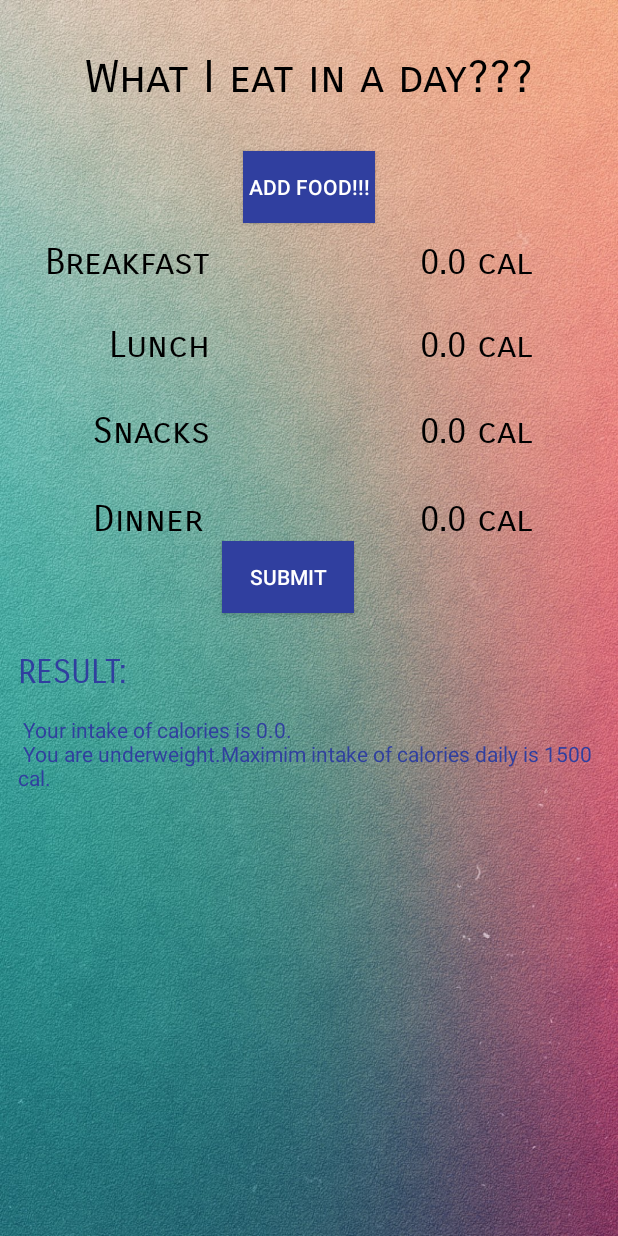
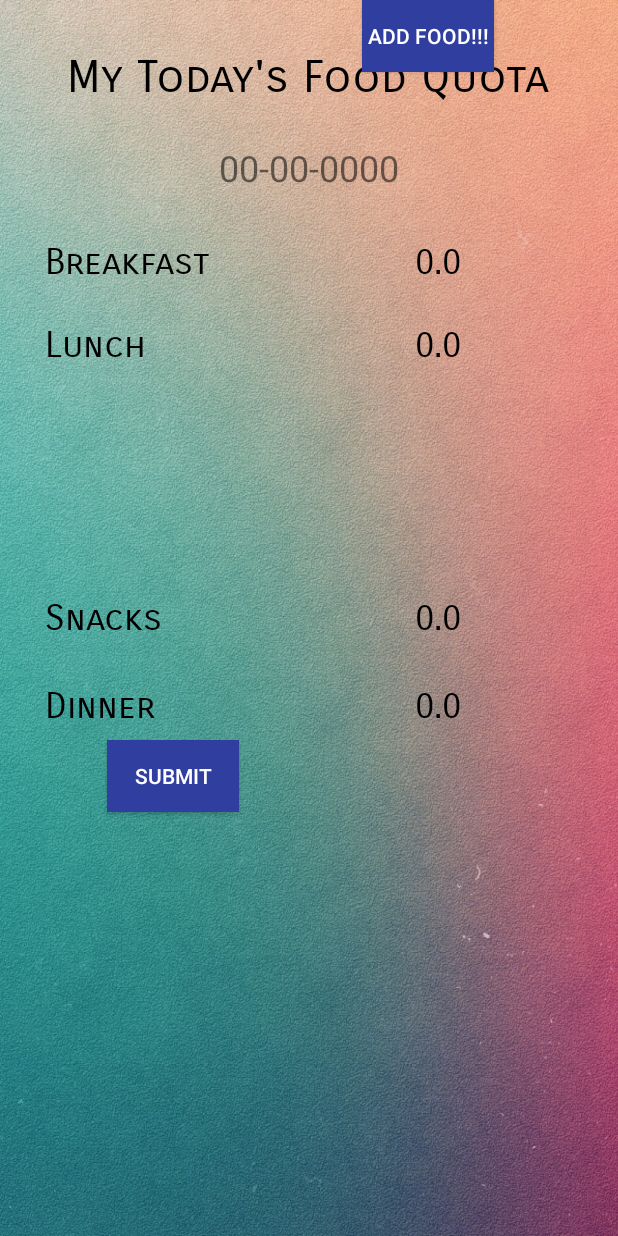
Before and after one commit to Sarvesh9/Hasura-My-Calorie-Counter, an Android app: the TotalIntakeView screen opened directly, with no data from a screen before it, on a phone screen of 412 x 824 dp. Run offline under Robolectric (Android 15) with nearby library versions, the phone set to English and light mode, and no system bars.

```diff
--- a/app/src/main/java/com/example/sarvesh/mycaloriecounter/Login.java
+++ b/app/src/main/java/com/example/sarvesh/mycaloriecounter/Login.java
@@ -40,7 +40,7 @@ public class Login extends AppCompatActivity {
         //init
         try {
             Hasura.setProjectConfig(new ProjectConfig.Builder()
-                    .setCustomBaseDomain("newsman88.hasura-app.io")
+                    .setCustomBaseDomain("becalmed98.hasura-app.io")
                     //.enableOverHttp()
                     .build())
                     .initialise(this);
--- a/app/src/main/java/com/example/sarvesh/mycaloriecounter/PersonalInfo.java
+++ b/app/src/main/java/com/example/sarvesh/mycaloriecounter/PersonalInfo.java
@@ -54,7 +54,7 @@ public class PersonalInfo extends AppCompatActivity implements OnItemSelectedLis
 
         try {
             Hasura.setProjectConfig(new ProjectConfig.Builder()
-                    .setCustomBaseDomain("newsman88.hasura-app.io")
+                    .setCustomBaseDomain("becalmed98.hasura-app.io")
 //                    .enableOverHttp()
                     .build())
                     .initialise(this);
--- a/app/src/main/java/com/example/sarvesh/mycaloriecounter/SignUp.java
+++ b/app/src/main/java/com/example/sarvesh/mycaloriecounter/SignUp.java
@@ -67,7 +67,7 @@ public class SignUp extends AppCompatActivity implements OnItemSelectedListener
 
         try {
             Hasura.setProjectConfig(new ProjectConfig.Builder()
-                    .setCustomBaseDomain("newsman88.hasura-app.io")
+                    .setCustomBaseDomain("becalmed98.hasura-app.io")
 //                    .enableOverHttp()
                     .build())
                     .initialise(this);
--- a/app/src/main/java/com/example/sarvesh/mycaloriecounter/TotalIntakeView.java
+++ b/app/src/main/java/com/example/sarvesh/mycaloriecounter/TotalIntakeView.java
@@ -1,13 +1,41 @@
 package com.example.sarvesh.mycaloriecounter;
 
+import android.content.Intent;
+import android.os.Bundle;
 import android.support.v7.app.AppCompatActivity;
-import android.os.Bundle;
+import android.view.View;
+import android.widget.Button;
+import android.widget.LinearLayout;
+import android.widget.TextView;
 
 public class TotalIntakeView extends AppCompatActivity {
+
+    public TextView brkfast;
+    public TextView lunch;
+    public TextView snacks;
+    public TextView dinner;
+    private Button btnaddFood;
+    private Button btnSubmit;
+    private LinearLayout linearLayout;
 
     @Override
     protected void onCreate(Bundle savedInstanceState) {
         super.onCreate(savedInstanceState);
         setContentView(R.layout.activity_total_intake_view);
+        btnSubmit = (Button) findViewById(R.id.btnSubmit);
+        btnaddFood = (Button) findViewById(R.id.btnAddFood);
+        linearLayout = (LinearLayout) findViewById(R.id.linearLayout);
+        linearLayout.setVisibility(LinearLayout.GONE);
+
+        btnaddFood.setOnClickListener(new View.OnClickListener() {
+            @Override
+            public void onClick(View view) {
+                Intent myIntent = new Intent(TotalIntakeView.this, AddIntake.class);
+                startActivity(myIntent);
+            }
+        });
+
+
+
     }
 }
--- a/app/src/main/res/layout/activity_total_intake_view.xml
+++ b/app/src/main/res/layout/activity_total_intake_view.xml
@@ -11,12 +11,14 @@
         android:id="@+id/btnAddFood"
         android:layout_width="wrap_content"
         android:layout_height="wrap_content"
-        android:layout_above="@+id/textViewLunchAmount"
-        android:layout_centerHorizontal="true"
-        android:layout_marginBottom="11dp"
         android:background="@color/colorPrimaryDark"
         android:text="Add Food!!!"
-        android:textColor="@android:color/white" />
+        android:textColor="@android:color/white"
+        android:layout_above="@+id/linearLayout"
+        android:layout_alignRight="@+id/dinnerCal"
+        android:layout_alignEnd="@+id/dinnerCal"
+        android:layout_marginRight="37dp"
+        android:layout_marginEnd="37dp" />
 
     <TextView
         android:id="@+id/textView12"
@@ -26,7 +28,7 @@
         android:layout_centerHorizontal="true"
         android:layout_marginTop="33dp"
         android:fontFamily="sans-serif-smallcaps"
-        android:text="What I eat in a day???"
+        android:text="My Today's Food Quota"
         android:textAppearance="@style/TextAppearance.AppCompat.Display1"
         android:textColor="@android:color/black"
         android:textSize="30sp" />
@@ -48,20 +50,6 @@
         android:textSize="24sp" />
 
     <TextView
-        android:id="@+id/textViewBreakfastAmount"
-        android:layout_width="wrap_content"
-        android:layout_height="wrap_content"
-        android:layout_alignBaseline="@+id/textViewDinner"
-        android:layout_alignBottom="@+id/textViewDinner"
-        android:layout_alignLeft="@+id/textViewSnacksAmount"
-        android:layout_alignStart="@+id/textViewSnacksAmount"
-        android:fontFamily="sans-serif-smallcaps"
-        android:text="0.0 cal"
-        android:textAppearance="@style/TextAppearance.AppCompat.Display1"
-        android:textColor="@android:color/black"
-        android:textSize="24sp" />
-
-    <TextView
         android:id="@+id/textViewLunch"
         android:layout_width="wrap_content"
         android:layout_height="wrap_content"
@@ -73,7 +61,9 @@
         android:text="Lunch"
         android:textAppearance="@style/TextAppearance.AppCompat.Display1"
         android:textColor="@android:color/black"
-        android:textSize="24sp" />
+        android:textSize="24sp"
+        android:layout_alignLeft="@+id/textViewBreakfast"
+        android:layout_alignStart="@+id/textViewBreakfast" />
 
     <TextView
         android:id="@+id/textViewDinner"
@@ -93,53 +83,67 @@
         android:id="@+id/textViewSnacks"
         android:layout_width="wrap_content"
         android:layout_height="wrap_content"
-        android:layout_alignEnd="@+id/textViewLunch"
-        android:layout_alignRight="@+id/textViewLunch"
-        android:layout_below="@+id/textViewLunch"
-        android:layout_marginTop="28dp"
         android:fontFamily="sans-serif-smallcaps"
         android:text="Snacks"
+        android:textAppearance="@style/TextAppearance.AppCompat.Display1"
+        android:textColor="@android:color/black"
+        android:textSize="24sp"
+        android:layout_centerVertical="true"
+        android:layout_alignLeft="@+id/textViewLunch"
+        android:layout_alignStart="@+id/textViewLunch" />
+
+    <TextView
+        android:id="@+id/breakfastCal"
+        android:layout_width="90dp"
+        android:layout_height="30dp"
+        android:layout_alignBaseline="@+id/textViewBreakfast"
+        android:layout_alignBottom="@+id/textViewBreakfast"
+        android:layout_alignEnd="@+id/textView12"
+        android:layout_alignRight="@+id/textView12"
+        android:fontFamily="sans-serif-smallcaps"
+        android:text="0.0 "
         android:textAppearance="@style/TextAppearance.AppCompat.Display1"
         android:textColor="@android:color/black"
         android:textSize="24sp" />
 
     <TextView
-        android:id="@+id/textViewLunchAmount"
-        android:layout_width="wrap_content"
-        android:layout_height="wrap_content"
-        android:layout_alignBaseline="@+id/textViewBreakfast"
-        android:layout_alignBottom="@+id/textViewBreakfast"
-        android:layout_alignEnd="@+id/textView12"
-        android:layout_alignRight="@+id/textView12"
+        android:id="@+id/lunchCal"
+        android:layout_width="90dp"
+        android:layout_height="30dp"
+        android:layout_alignBaseline="@+id/textViewLunch"
+        android:layout_alignBottom="@+id/textViewLunch"
+        android:layout_alignLeft="@+id/snacksCal"
+        android:layout_alignStart="@+id/snacksCal"
         android:fontFamily="sans-serif-smallcaps"
-        android:text="0.0 cal"
+        android:text="0.0"
         android:textAppearance="@style/TextAppearance.AppCompat.Display1"
         android:textColor="@android:color/black"
         android:textSize="24sp" />
 
     <TextView
-        android:id="@+id/textViewDinnerAmount"
-        android:layout_width="wrap_content"
-        android:layout_height="wrap_content"
-        android:layout_above="@+id/textViewSnacks"
-        android:layout_alignLeft="@+id/textViewSnacksAmount"
-        android:layout_alignStart="@+id/textViewSnacksAmount"
+        android:id="@+id/snacksCal"
+        android:layout_width="90dp"
+        android:layout_height="30dp"
+        android:layout_alignBaseline="@+id/textViewSnacks"
+        android:layout_alignBottom="@+id/textViewSnacks"
+        android:layout_alignLeft="@+id/breakfastCal"
+        android:layout_alignStart="@+id/breakfastCal"
         android:fontFamily="sans-serif-smallcaps"
-        android:text="0.0 cal"
+        android:text="0.0"
         android:textAppearance="@style/TextAppearance.AppCompat.Display1"
         android:textColor="@android:color/black"
         android:textSize="24sp" />
 
     <TextView
-        android:id="@+id/textViewSnacksAmount"
-        android:layout_width="wrap_content"
-        android:layout_height="wrap_content"
-        android:layout_alignBaseline="@+id/textViewSnacks"
-        android:layout_alignBottom="@+id/textViewSnacks"
-        android:layout_alignLeft="@+id/textViewLunchAmount"
-        android:layout_alignStart="@+id/textViewLunchAmount"
+        android:id="@+id/dinnerCal"
+        android:layout_width="90dp"
+        android:layout_height="30dp"
+        android:layout_alignBaseline="@+id/textViewDinner"
+        android:layout_alignBottom="@+id/textViewDinner"
+        android:layout_alignLeft="@+id/snacksCal"
+        android:layout_alignStart="@+id/snacksCal"
         android:fontFamily="sans-serif-smallcaps"
-        android:text="0.0 cal"
+        android:text="0.0"
         android:textAppearance="@style/TextAppearance.AppCompat.Display1"
         android:textColor="@android:color/black"
         android:textSize="24sp" />
@@ -154,7 +158,7 @@
         android:translationX="0dp"
         android:translationY="-10dp"
         android:weightSum="1"
-        android:layout_below="@+id/button">
+        android:layout_below="@+id/btnSubmit">
 
         <TextView
             android:id="@+id/textView2"
@@ -190,16 +194,27 @@
     </LinearLayout>
 
     <Button
-        android:id="@+id/button"
+        android:id="@+id/btnSubmit"
         android:layout_width="wrap_content"
         android:layout_height="wrap_content"
-        android:layout_below="@+id/textViewDinner"
-        android:layout_marginLeft="8dp"
-        android:layout_marginStart="8dp"
-        android:layout_toEndOf="@+id/textViewSnacks"
-        android:layout_toRightOf="@+id/textViewSnacks"
         android:background="@color/colorPrimaryDark"
         android:text="SUBMIT"
-        android:textColor="@android:color/white" />
+        android:textColor="@android:color/white"
+        android:layout_below="@+id/textViewDinner"
+        android:layout_alignLeft="@+id/textViewLunch"
+        android:layout_alignStart="@+id/textViewLunch"
+        android:layout_marginLeft="41dp"
+        android:layout_marginStart="41dp"
+        android:layout_marginTop="8dp" />
+
+    <TextView
+        android:id="@+id/txtDate"
+        android:layout_width="wrap_content"
+        android:layout_height="wrap_content"
+        android:text="00-00-0000"
+        android:textSize="24sp"
+        android:layout_marginTop="25dp"
+        android:layout_below="@+id/textView12"
+        android:layout_centerHorizontal="true" />
 
 </RelativeLayout>
```
Also changed, not shown: app/src/main/AndroidManifest.xml (+7 -4 lines), app/src/main/java/com/example/sarvesh/mycaloriecounter/AddIntake.java (added, +172 -0 lines), app/src/main/java/com/example/sarvesh/mycaloriecounter/IntakeRecord.java (added, +36 -0 lines), app/src/main/java/com/example/sarvesh/mycaloriecounter/SpaceTokenizer.java (added, +61 -0 lines), app/src/main/res/layout/activity_add_intake.xml (added, +124 -0 lines).
